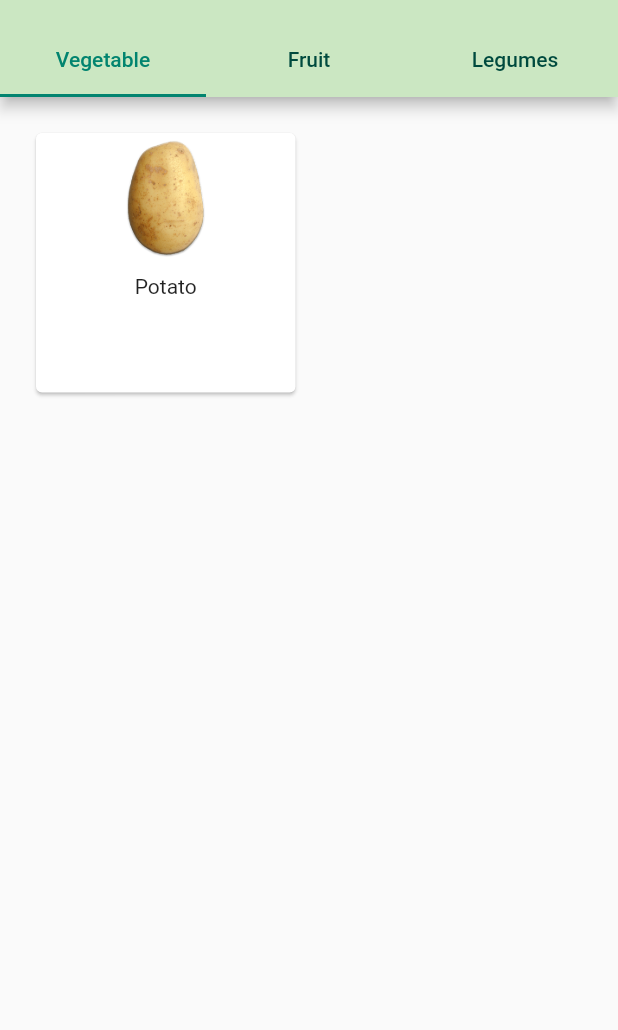
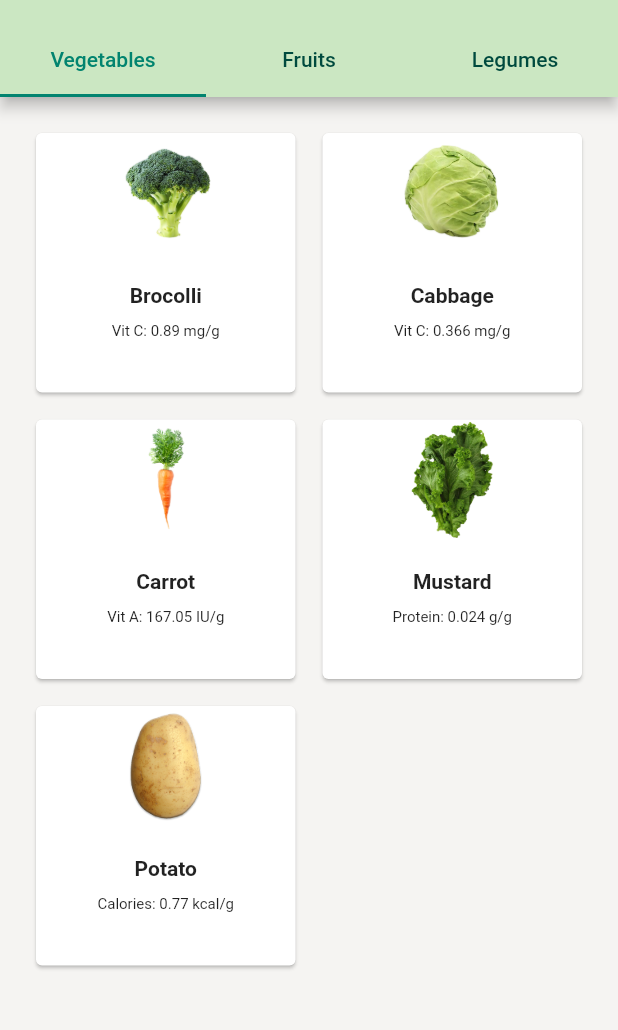
Before and after one commit to rintosaputro/flutter_vegetarian, a Flutter app: the screen it shows after launch, on a phone screen of 412 x 824 dp, the part 59-1089 px from its top. Run offline on Flutter 3.47's test engine with Material 2 defaults, Android fonts, the phone set to English and light mode, and no system bars.

Commit message:
feat: item & grid section

```diff
--- a/lib/main.dart
+++ b/lib/main.dart
@@ -1,4 +1,5 @@
 import 'package:flutter/material.dart';
+import 'package:flutter_vegetarian/model/items_vegetarian.dart';
 
 void main() {
   runApp(const MainApp());
@@ -13,6 +14,8 @@ class MainApp extends StatelessWidget {
   @override
   Widget build(BuildContext context) {
     return MaterialApp(
+        theme: ThemeData(
+            scaffoldBackgroundColor: const Color.fromRGBO(245, 244, 242, 1)),
         home: DefaultTabController(
           length: 3,
           child: SafeArea(
@@ -25,8 +28,8 @@ class MainApp extends StatelessWidget {
                     unselectedLabelColor: colorTextAppbar,
                     indicatorColor: colorSelectedTab,
                     tabs: const [
-                  Tab(text: 'Vegetable'),
-                  Tab(text: 'Fruit'),
+                      Tab(text: 'Vegetables'),
+                      Tab(text: 'Fruits'),
                       Tab(text: 'Legumes')
                     ],
                   ),
@@ -36,33 +39,30 @@ class MainApp extends StatelessWidget {
                   children: [
                     Padding(
                         padding: const EdgeInsets.all(20.0),
-                  child: GridView.count(
+                        child: GridView.builder(
+                            gridDelegate:
+                                const SliverGridDelegateWithFixedCrossAxisCount(
                                     crossAxisCount: 2,
                                     crossAxisSpacing: 10,
-                    mainAxisSpacing: 10,
-                    children: <Widget>[
-                      Card(
-                        child: Column(
-                          children: <Widget>[
-                            AspectRatio(
-                              aspectRatio: 2 / 1,
-                              child: Image.asset('images/potatoes.png'),
-                            ),
-                            const Padding(
-                              padding: EdgeInsets.only(top: 8, bottom: 8),
-                              child: Text('Potato'),
-                            ),
-                          ],
-                        ),
-                      ),
-                    ],
-                  ),
-                ),
+                                    mainAxisSpacing: 10),
+                            itemCount: vegetables.length,
+                            itemBuilder: (context, index) {
+                              return CardItem(item: vegetables[index]);
+                            })),
+                    Padding(
+                        padding: const EdgeInsets.all(20.0),
+                        child: GridView.builder(
+                            gridDelegate:
+                                const SliverGridDelegateWithFixedCrossAxisCount(
+                                    crossAxisCount: 2,
+                                    crossAxisSpacing: 10,
+                                    mainAxisSpacing: 10),
+                            itemCount: fruits.length,
+                            itemBuilder: (context, index) {
+                              return CardItem(item: fruits[index]);
+                            })),
                     const Center(
-                  child: Text('Nangka a'),
-                ),
-                const Center(
-                  child: Text('Kacang'),
+                      child: Text('Kacangaaa'),
                     )
                   ],
                 )),
@@ -70,3 +70,39 @@ class MainApp extends StatelessWidget {
         ));
   }
 }
+
+class CardItem extends StatelessWidget {
+  final ItemsVegetarian item;
+  const CardItem({Key? key, required this.item}) : super(key: key);
+
+  @override
+  Widget build(BuildContext context) {
+    return InkWell(
+      onTap: () {},
+      child: Card(
+        child: Column(
+          children: [
+            SizedBox(
+              height: 80,
+              child: Image.asset(
+                item.imageAsset,
+              ),
+            ),
+            Padding(
+                padding: const EdgeInsets.all(20),
+                child: Column(
+                  children: [
+                    Text(
+                      item.name,
+                      style: const TextStyle(fontWeight: FontWeight.bold),
+                    ),
+                    const SizedBox(height: 10),
+                    Text(item.nutrition, style: const TextStyle(fontSize: 10)),
+                  ],
+                ))
+          ],
+        ),
+      ),
+    );
+  }
+}
--- /dev/null
+++ b/lib/model/items_vegetarian.dart
@@ -0,0 +1,85 @@
+class ItemsVegetarian {
+  String name;
+  String nutrition;
+  String imageAsset;
+  String priceInMarket;
+  String description;
+
+  ItemsVegetarian(
+      {required this.name,
+      required this.nutrition,
+      required this.imageAsset,
+      required this.priceInMarket,
+      required this.description});
+}
+
+var vegetables = [
+  ItemsVegetarian(
+      name: 'Brocolli',
+      nutrition: 'Vit C: 0.89 mg/g',
+      imageAsset: 'images/vegetables/brocolli.png',
+      priceInMarket: 'Rp10.000',
+      description:
+          'Broccoli is a highly nutritious cruciferous vegetable with a wealth of health benefits. It is packed with essential vitamins and minerals, making it a valuable addition to any diet. Broccoli is a rich source of vitamin C, which boosts the immune system and supports skin health. It is also high in vitamin K, contributing to bone health and blood clotting. Furthermore, broccoli provides vitamin A, crucial for vision and immune function, and folate, important for cell division and DNA synthesis. The fiber content aids in digestion and helps maintain bowel regularity. Broccoli contains various antioxidants, like sulforaphane and quercetin, which protect against oxidative stress and reduce the risk of chronic diseases. Its low-calorie and low-fat nature make it an excellent choice for weight management. Enjoyed steamed, roasted, stir-fried, or added to soups and salads, broccoli is a delicious and nutritious addition to a well-rounded diet.'),
+  ItemsVegetarian(
+      name: 'Cabbage',
+      nutrition: 'Vit C: 0.366 mg/g',
+      imageAsset: 'images/vegetables/cabbage.png',
+      priceInMarket: 'Rp10.000',
+      description:
+          'Cabbage is a highly nutritious and versatile vegetable that offers an array of health benefits. It is low in calories but rich in essential nutrients. Cabbage is an excellent source of vitamin C, providing a boost to the immune system and promoting healthy skin. It is also high in vitamin K, which plays a key role in bone health and blood clotting. Additionally, cabbage contains vitamin B6, which is essential for metabolism and brain function. The fiber content aids in digestion and helps with bowel regularity. Cabbage belongs to the cruciferous vegetable family, known for its high levels of antioxidants, such as sulforaphane and kaempferol, which help protect the body from oxidative stress and may reduce the risk of chronic diseases. Enjoyed raw in salads, steamed, sautéed, or fermented to make dishes like sauerkraut, cabbage is a nutritious and delicious addition to a healthy diet.'),
+  ItemsVegetarian(
+      name: 'Carrot',
+      nutrition: 'Vit A: 167.05 IU/g',
+      imageAsset: 'images/vegetables/carrot.png',
+      priceInMarket: 'Rp10.000',
+      description:
+          'Carrots are a nutrient-dense and vibrant orange vegetable with a host of health benefits. They are an excellent source of beta-carotene, a powerful antioxidant that the body converts into vitamin A, essential for vision, immune function, and healthy skin. Carrots also provide vitamin C, supporting the immune system and collagen production for healthy skin and connective tissues. The fiber in carrots aids in digestion and promotes bowel regularity. Additionally, they contain potassium, which contributes to heart health and helps regulate blood pressure. The antioxidants in carrots, such as lutein and zeaxanthin, are beneficial for eye health. With their crunchy texture and sweet flavor, carrots are a convenient and delicious snack when raw, and they add natural sweetness to various cooked dishes like stews, soups, and stir-fries. Incorporating carrots into your diet can be a simple and enjoyable way to boost your overall health and well-being.'),
+  ItemsVegetarian(
+      name: 'Mustard',
+      nutrition: 'Protein: 0.024 g/g',
+      imageAsset: 'images/vegetables/mustard.png',
+      priceInMarket: 'Rp10.000',
+      description:
+          'Mustard is a versatile condiment made from mustard seeds and has some potential health benefits. Mustard seeds are a good source of various nutrients, including protein, fiber, vitamin B6, and minerals such as calcium, magnesium, and potassium. The spice also contains compounds like glucosinolates, which have been associated with potential health-promoting properties. Some studies suggest that consuming mustard seeds or mustard products may help support digestion, reduce inflammation, and provide antioxidant benefits. However, it`s essential to note that the potential health benefits of mustard are mostly related to consuming it in moderation as a condiment rather than in large quantities. As with any food, individual dietary needs and preferences should be taken into consideration.'),
+  ItemsVegetarian(
+      name: 'Potato',
+      nutrition: 'Calories: 0.77 kcal/g',
+      imageAsset: 'images/vegetables/potatoes.png',
+      priceInMarket: 'Rp10.000',
+      description:
+          'Potatoes are a nutritious and versatile vegetable, providing a good source of essential nutrients. They are rich in complex carbohydrates, mainly in the form of starch, offering a steady release of energy. Additionally, potatoes contain dietary fiber, supporting healthy digestion and bowel regularity. They are a good source of vitamin C, an antioxidant that boosts the immune system and promotes healthy skin. Potatoes also provide potassium, which aids in maintaining proper heart function and regulating blood pressure. As part of a balanced diet, potatoes can contribute to overall health and well-being, offering a satisfying and nourishing addition to various meals when prepared in a healthy manner. However, portion control and cooking methods are crucial to maximize their nutritional benefits and avoid adding excess unhealthy fats.'),
+];
+
+var fruits = [
+  ItemsVegetarian(
+      name: 'Apple',
+      nutrition: 'Vit C: 0.89 mg/g',
+      imageAsset: 'images/fruits/apple.png',
+      priceInMarket: 'Rp10.000',
+      description: ''),
+  ItemsVegetarian(
+      name: 'Grapes',
+      nutrition: 'Vit C: 0.89 mg/g',
+      imageAsset: 'images/fruits/grapes.png',
+      priceInMarket: 'Rp10.000',
+      description: ''),
+  ItemsVegetarian(
+      name: 'Mango',
+      nutrition: 'Vit C: 0.89 mg/g',
+      imageAsset: 'images/fruits/mango.png',
+      priceInMarket: 'Rp10.000',
+      description: ''),
+  ItemsVegetarian(
+      name: 'Orange',
+      nutrition: 'Vit C: 0.89 mg/g',
+      imageAsset: 'images/fruits/orange.png',
+      priceInMarket: 'Rp10.000',
+      description: ''),
+  ItemsVegetarian(
+      name: 'Peach',
+      nutrition: 'Vit C: 0.89 mg/g',
+      imageAsset: 'images/fruits/peach.png',
+      priceInMarket: 'Rp10.000',
+      description: ''),
+];
--- a/pubspec.yaml
+++ b/pubspec.yaml
@@ -18,4 +18,5 @@ dev_dependencies:
 flutter:
   uses-material-design: true
   assets:
-    - images/
+    - images/vegetables/
+    - images/fruits/
```
Also changed, not shown: images/fruits/apple.png (added), images/fruits/grapes.png (added), images/fruits/mango.png (added), images/fruits/orange.png (added), images/fruits/peach.png (added), images/vegetables/brocolli.png (renamed from images/brocolli.png), images/vegetables/cabbage.png (renamed from images/cabbage.png), images/vegetables/carrot.png (renamed from images/carrot.png), images/vegetables/mustard.png (renamed from images/mustard.png), images/vegetables/potatoes.png (renamed from images/potatoes.png). Lines whose indentation alone changed are shown as unchanged.
